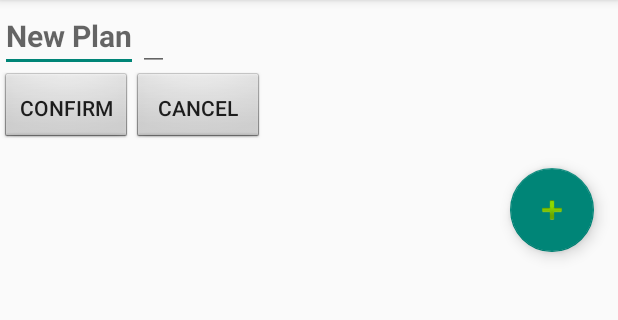
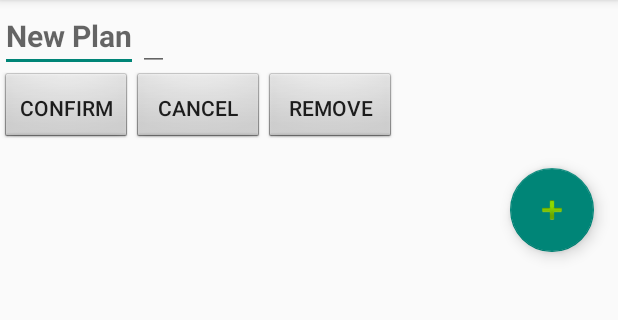
Before and after one commit to Jaleed96/ILoveNWest, an Android app: the EditPlan screen opened directly, with no data from a screen before it, on a phone screen of 412 x 824 dp, the part 84-404 px from its top. Run offline under Robolectric (Android 15) with nearby library versions, the phone set to English and light mode, and no system bars; our stand-ins replace Firebase (no records; nobody signed in at launch, a user with empty details on screens opened directly); 1 statement that could not run was skipped.

Commit message:
Added toggle for adding and removal of list items in EditPlan

```diff
--- a/app/src/main/res/layout/activity_edit_plan.xml
+++ b/app/src/main/res/layout/activity_edit_plan.xml
@@ -34,6 +34,7 @@
         android:orientation="horizontal">
 
         <Button
+            android:id="@+id/confirmBtn"
             android:layout_width="wrap_content"
             android:layout_height="wrap_content"
             android:background="@android:drawable/btn_default"
@@ -42,12 +43,22 @@
             android:text="@string/button_ok" />
 
         <Button
+            android:id="@+id/cancelBtn"
             android:layout_width="wrap_content"
             android:layout_height="wrap_content"
             android:background="@android:drawable/btn_default"
             android:onClick="onCancelClick"
             android:padding="10dp"
             android:text="@string/button_no" />
+
+        <Button
+            android:id="@+id/removeBtn"
+            android:layout_width="wrap_content"
+            android:layout_height="wrap_content"
+            android:background="@android:drawable/btn_default"
+            android:onClick="onRemoveClick"
+            android:padding="10dp"
+            android:text="Remove" />
     </LinearLayout>
 
     <FrameLayout
@@ -67,7 +78,7 @@
             android:layout_margin="16dp"
             android:layout_marginEnd="16dp"
             android:layout_marginBottom="16dp"
-            android:onClick="onAddClick"
+            android:onClick="onFloatButtonClick"
             android:src="@android:drawable/ic_input_add" />
     </FrameLayout>
 </LinearLayout>
```
Also changed, not shown: app/src/main/java/comp3717/bcit/ca/ilovenwest/EditPlan.java (+60 -5 lines).
